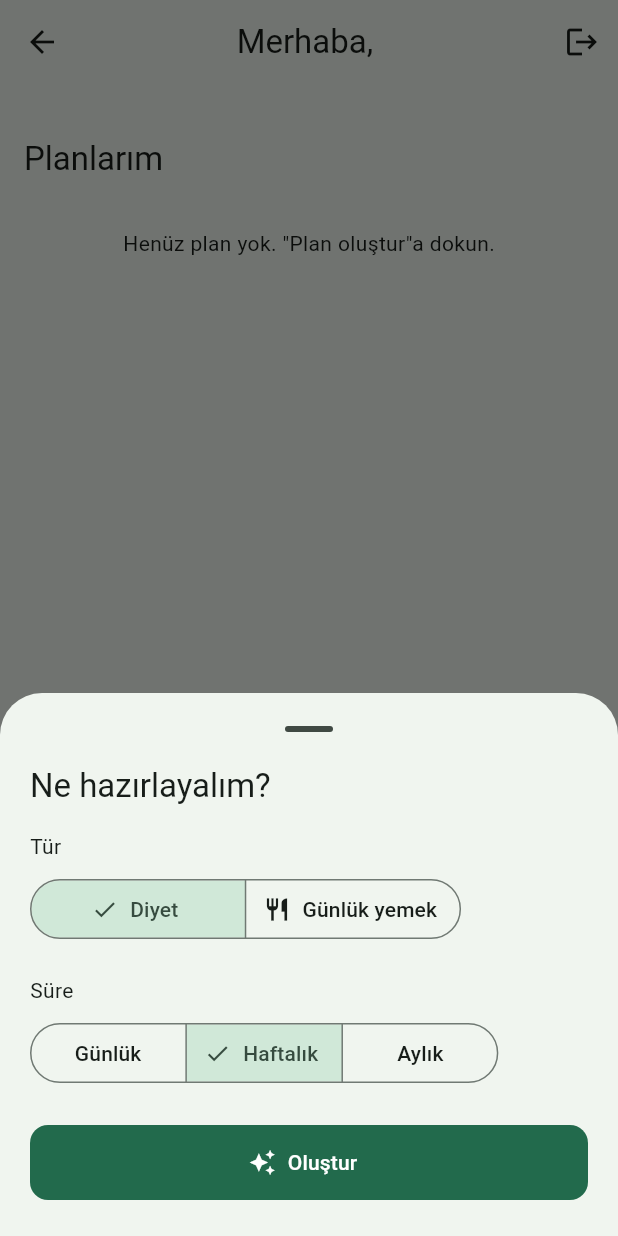
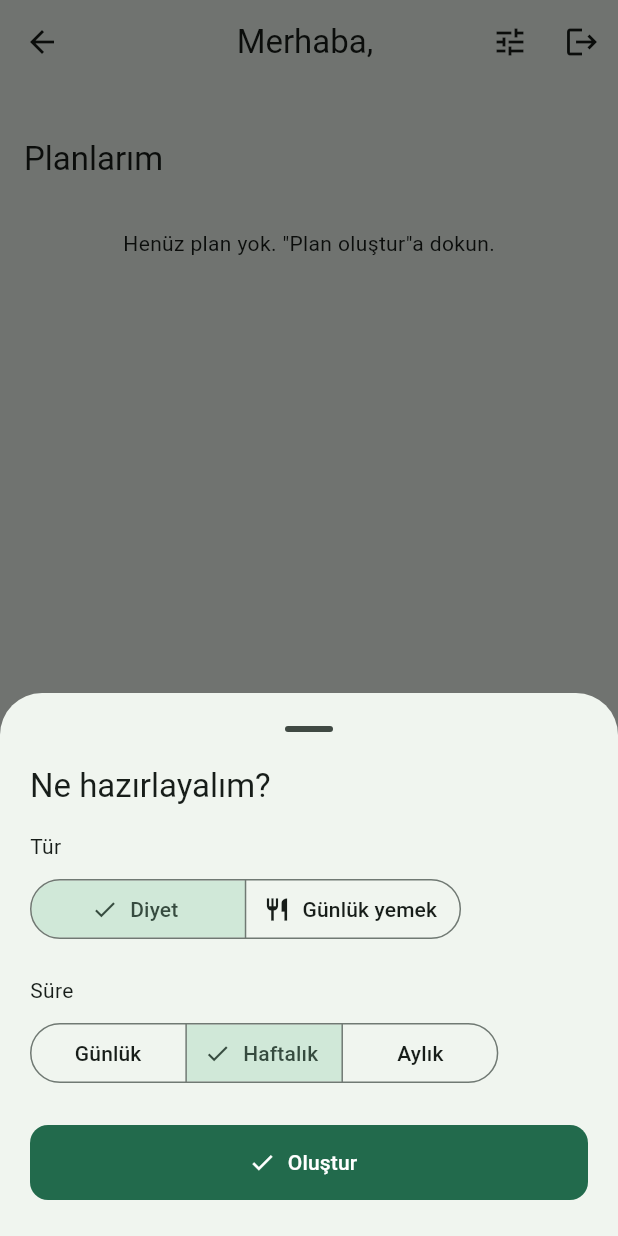
Before and after one commit to yusuftalha37/QuantoraDiyet, a Flutter app: the HomeScreen screen opened directly, after a tap on "Plan oluştur", on a phone screen of 412 x 824 dp. Run offline on Flutter 3.47's test engine with Material 3 defaults, Android fonts, the phone set to English and light mode, and no system bars; our stand-ins replace flutter_secure_storage; accounts and stored records are empty; network calls fail.

Commit message:
fix(mobile): demo doğrudan ana ekrana gitsin; arayüzden AI ibareleri kaldırıldı
- enterDemo artık varsayılan profil verip ana ekrana yönlendiriyor (takılma yok)
- onboarding ana ekrandan 'Bilgilerim' ile açılabiliyor, kaydedince geri dönüyor
- plan ekranındaki kaynak etiketi (yapay zekâ/çevrimdışı) ve AI çağrışımlı
  ikonlar kaldırıldı

Co-Authored-By: Claude Opus 4.8 <noreply@anthropic.com>
Claude-Session: https://claude.ai/code/session_018Ctzbnz5RTBDGA3e79a2b8

```diff
--- a/mobile/lib/screens/home_screen.dart
+++ b/mobile/lib/screens/home_screen.dart
@@ -5,6 +5,7 @@ import '../services/api_client.dart';
 import '../models/meal_plan.dart';
 import '../demo_data.dart';
 import 'plan_screen.dart';
+import 'onboarding_screen.dart';
 
 class HomeScreen extends StatefulWidget {
   const HomeScreen({super.key});
@@ -109,6 +110,13 @@ class _HomeScreenState extends State<HomeScreen> {
         title: Text('Merhaba, ${state.displayName ?? ''}'),
         actions: [
           IconButton(
+            tooltip: 'Bilgilerim',
+            icon: const Icon(Icons.tune),
+            onPressed: () => Navigator.of(context).push(
+              MaterialPageRoute(builder: (_) => const OnboardingScreen()),
+            ),
+          ),
+          IconButton(
             tooltip: 'Çıkış',
             icon: const Icon(Icons.logout),
             onPressed: () => context.read<AppState>().logout(),
@@ -117,7 +125,7 @@ class _HomeScreenState extends State<HomeScreen> {
       ),
       floatingActionButton: FloatingActionButton.extended(
         onPressed: _generate,
-        icon: const Icon(Icons.auto_awesome),
+        icon: const Icon(Icons.restaurant_menu),
         label: const Text('Plan oluştur'),
       ),
       body: RefreshIndicator(
@@ -272,7 +280,7 @@ class _GenerateSheetState extends State<_GenerateSheet> {
           const SizedBox(height: 24),
           FilledButton.icon(
             onPressed: () => Navigator.of(context).pop(_GenChoice(_mode, _period)),
-            icon: const Icon(Icons.auto_awesome),
+            icon: const Icon(Icons.check),
             label: const Text('Oluştur'),
           ),
         ],
--- a/mobile/lib/screens/onboarding_screen.dart
+++ b/mobile/lib/screens/onboarding_screen.dart
@@ -62,7 +62,9 @@ class _OnboardingScreenState extends State<OnboardingScreen> {
       );
       await state.saveProfile(profile);
       await state.savePantry(_pantry.map((e) => {'name': e}).toList());
-      // Returning updates onboardingComplete; root re-routes to HomeScreen.
+      // Ana ekrandan açıldıysa geri dön; _Root'tan geldiyse onboardingComplete
+      // güncellendiği için otomatik olarak HomeScreen'e yönlenir.
+      if (mounted && Navigator.of(context).canPop()) Navigator.of(context).pop();
     } on ApiException catch (e) {
       setState(() => _error = e.message);
     } catch (_) {
--- a/mobile/lib/screens/plan_screen.dart
+++ b/mobile/lib/screens/plan_screen.dart
@@ -39,8 +39,6 @@ class _DaysTab extends StatelessWidget {
               children: [
                 Row(
                   children: [
-                    Chip(label: Text(plan.sourceLabel), visualDensity: VisualDensity.compact),
-                    const SizedBox(width: 8),
                     Chip(label: Text('${plan.targetCalories} kcal/gün'), visualDensity: VisualDensity.compact),
                   ],
                 ),
```
Also changed, not shown: mobile/lib/state/app_state.dart (+13 -2 lines).
